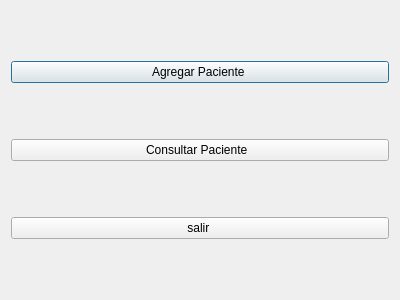
Old version of the form ventana_menu.ui in the repository isavalenra/PROYECTOFINAL_INFO2.
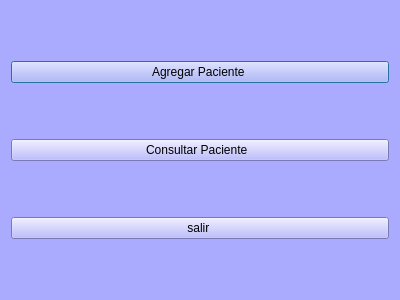
New version of the form.

Commit message: avtualizacion de ventanas de vistas

The edit to the form file:
```diff
--- a/ventana_menu.ui
+++ b/ventana_menu.ui
@@ -13,6 +13,9 @@
   <property name="windowTitle">
    <string>Dialog</string>
   </property>
+  <property name="styleSheet">
+   <string notr="true">background-color: rgb(170, 170, 255)</string>
+  </property>
   <layout class="QGridLayout" name="gridLayout">
    <item row="0" column="0">
     <widget class="QPushButton" name="boton_agregar">
```
The commit also changes 3 other files.
